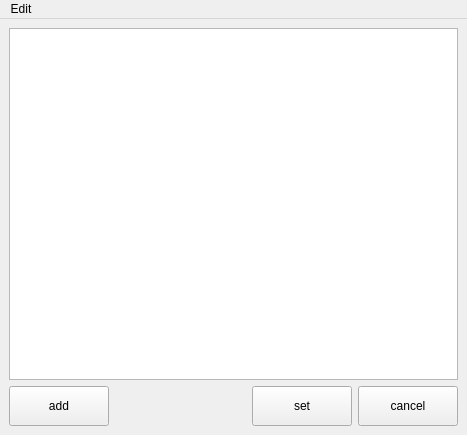
Before: the Qt Designer form library/python/rs/tool/voice_bin/chara_setting.ui in nakano000/Resolve_Script, drawn with Qt 5.
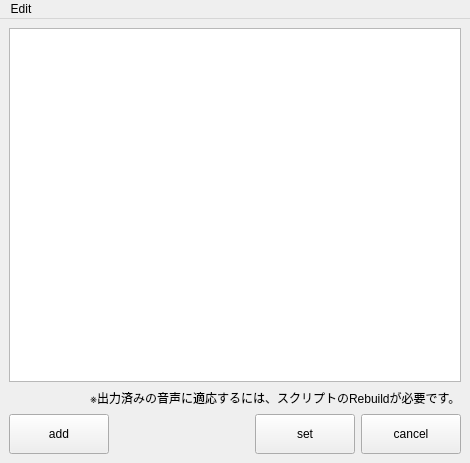
After: the same form once the commit is applied. Custom widgets are drawn as their Qt base class.

Patch:
```diff
--- a/library/python/rs/tool/voice_bin/chara_setting.ui
+++ b/library/python/rs/tool/voice_bin/chara_setting.ui
@@ -6,8 +6,8 @@
    <rect>
     <x>0</x>
     <y>0</y>
-    <width>467</width>
-    <height>435</height>
+    <width>470</width>
+    <height>463</height>
    </rect>
   </property>
   <property name="windowTitle">
@@ -25,6 +25,30 @@
       </attribute>
      </widget>
     </item>
+    <item>
+     <layout class="QHBoxLayout" name="horizontalLayout_2">
+      <item>
+       <spacer name="horizontalSpacer_2">
+        <property name="orientation">
+         <enum>Qt::Horizontal</enum>
+        </property>
+        <property name="sizeHint" stdset="0">
+         <size>
+          <width>40</width>
+          <height>20</height>
+         </size>
+        </property>
+       </spacer>
+      </item>
+      <item>
+       <widget class="QLabel" name="label">
+        <property name="text">
+         <string>※出力済みの音声に適応するには、スクリプトのRebuildが必要です。</string>
+        </property>
+       </widget>
+      </item>
+     </layout>
+    </item>
     <item>
      <layout class="QHBoxLayout" name="horizontalLayout">
       <item>
@@ -88,7 +112,7 @@
     <rect>
      <x>0</x>
      <y>0</y>
-     <width>467</width>
+     <width>470</width>
      <height>21</height>
     </rect>
    </property>
```
